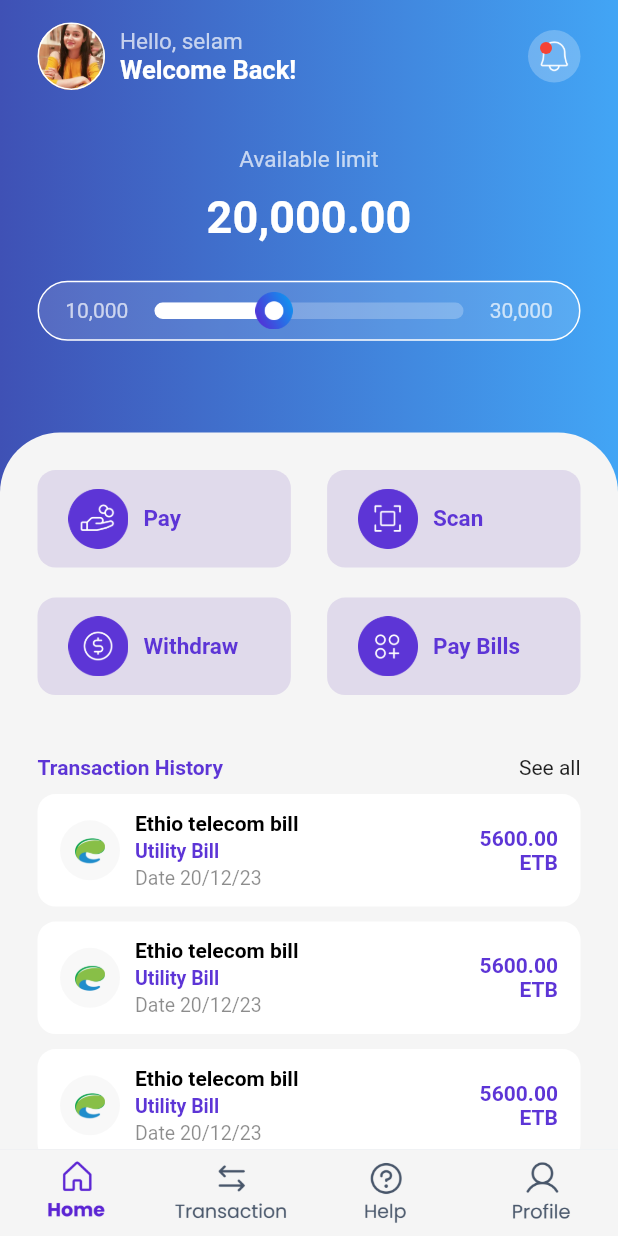
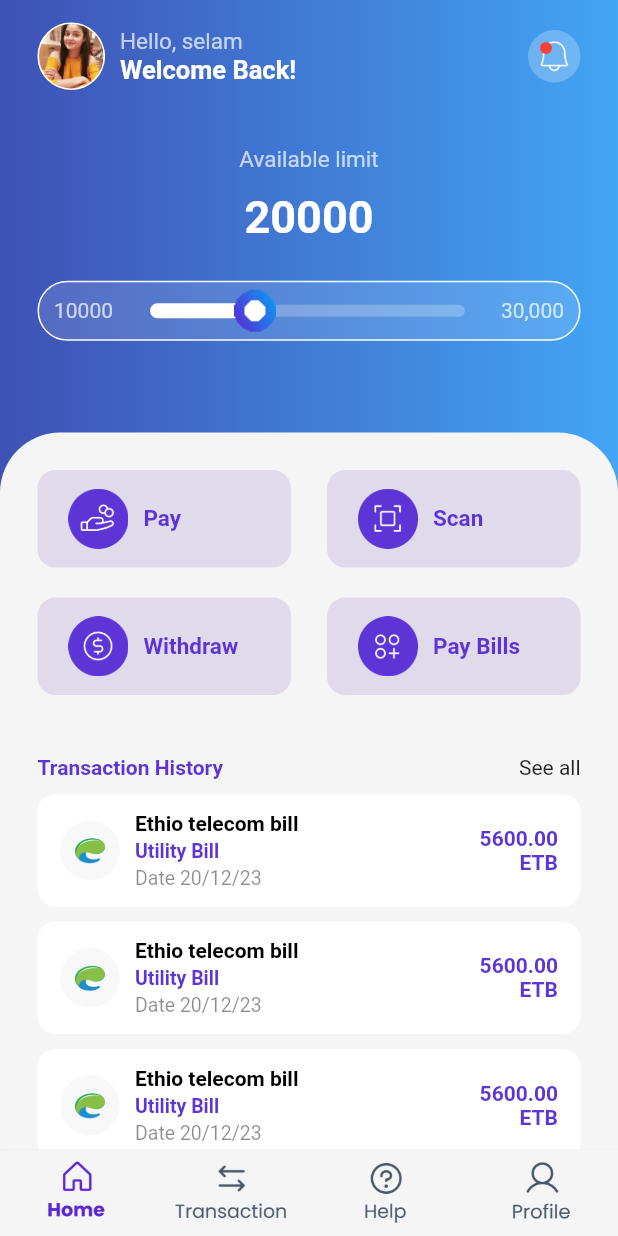
Before and after one commit to Estifki/sample, a Flutter app: the screen it shows after launch, on a phone screen of 412 x 824 dp. Run offline on Flutter 3.47's test engine with Material 2 defaults, Android fonts, the phone set to English and light mode, and no system bars.

Commit message:
silder updated

```diff
--- a/lib/screen/home.dart
+++ b/lib/screen/home.dart
@@ -1,7 +1,16 @@
 import 'package:flutter/material.dart';
 
-class HomeScreen extends StatelessWidget {
+import '../slider.dart';
+
+class HomeScreen extends StatefulWidget {
   const HomeScreen({super.key});
+
+  @override
+  State<HomeScreen> createState() => _HomeScreenState();
+}
+
+class _HomeScreenState extends State<HomeScreen> {
+  double _currentValue = 10000;
 
   @override
   Widget build(BuildContext context) {
@@ -100,8 +109,8 @@ class HomeScreen extends StatelessWidget {
                 const Text("Available limit",
                     style: TextStyle(fontSize: 15, color: Colors.white70)),
                 SizedBox(height: screenSize.height * 0.015),
-                const Text("20,000.00",
-                    style: TextStyle(
+                Text((30000 - _currentValue).toStringAsFixed(0),
+                    style: const TextStyle(
                         fontSize: 30,
                         fontWeight: FontWeight.bold,
                         color: Colors.white)),
@@ -114,36 +123,34 @@ class HomeScreen extends StatelessWidget {
                       color: Colors.white12,
                       borderRadius: BorderRadius.circular(25),
                       border: Border.all(color: Colors.white)),
-                  child: Stack(alignment: Alignment.center, children: [
-                    Row(
-                        mainAxisAlignment: MainAxisAlignment.spaceEvenly,
+                  child: Row(
+                      mainAxisAlignment: MainAxisAlignment.start,
                       crossAxisAlignment: CrossAxisAlignment.center,
                       children: [
-                          const Text("10,000",
-                              style: TextStyle(color: Colors.white70)),
-                          Container(
-                            height: 11,
-                            width: screenSize.width * 0.5,
-                            decoration: BoxDecoration(
-                                color: Colors.white24,
-                                borderRadius: BorderRadius.circular(25)),
-                            child: Align(
-                              alignment: Alignment.centerLeft,
-                              child: Container(
-                                width: screenSize.width * 0.2,
-                                decoration: BoxDecoration(
-                                    color: Colors.white,
-                                    borderRadius: BorderRadius.circular(25)),
+                        const SizedBox(width: 10),
+                        SizedBox(
+                          width: 40,
+                          child: Text(_currentValue.toStringAsFixed(0),
+                              style: const TextStyle(color: Colors.white70)),
                         ),
-                            ),
+                        Expanded(
+                          child: DartImageSlider(
+                              slider: Slider(
+                                  value: _currentValue.toDouble(),
+                                  activeColor: Colors.white,
+                                  inactiveColor: Colors.white24,
+                                  max: 30000,
+                                  min: 0,
+                                  onChanged: (double value) {
+                                    setState(() {
+                                      _currentValue = value;
+                                    });
+                                  }),
+                              imagePath: 'assets/icon_one_circle.png'),
                         ),
                         const Text("30,000",
                             style: TextStyle(color: Colors.white70)),
-                        ]),
-                    Positioned(
-                        left: screenSize.width * 0.35,
-                        child: Image.asset("assets/icon_one_circle.png",
-                            height: 25))
+                        const SizedBox(width: 10),
                       ]),
                 ),
               ]),
--- /dev/null
+++ b/lib/slider.dart
@@ -0,0 +1,95 @@
+// library dart_image_slider;
+
+import 'dart:ui' as ui;
+import 'package:flutter/material.dart';
+import 'package:flutter/services.dart';
+
+class DartImageSlider extends StatefulWidget {
+  final String imagePath;
+  final Slider slider;
+  final int thumbWidth;
+  final int thumbHeight;
+
+  const DartImageSlider(
+      {super.key,
+      required this.slider,
+      required this.imagePath,
+      this.thumbWidth = 28,
+      this.thumbHeight = 28});
+
+  @override
+  State<DartImageSlider> createState() => _DartImageSliderState();
+}
+
+class _DartImageSliderState extends State<DartImageSlider> {
+  late MyShape myShape;
+  bool _loading = true;
+
+  @override
+  void initState() {
+    super.initState();
+    _loadImage();
+  }
+
+  _loadImage() async {
+    ByteData byData = await rootBundle.load(widget.imagePath);
+    final Uint8List bytes = Uint8List.view(byData.buffer);
+    final ui.Codec codec = await ui.instantiateImageCodec(bytes,
+        targetWidth: widget.thumbWidth, targetHeight: widget.thumbHeight);
+    ui.Image image = (await codec.getNextFrame()).image;
+    myShape = MyShape(image: image);
+    setState(() {
+      _loading = false;
+    });
+  }
+
+  // This widget is the root of your application.
+  @override
+  Widget build(BuildContext context) {
+    return Stack(
+      children: [
+        if (_loading) Container(),
+        if (!_loading)
+          SliderTheme(
+            data: SliderThemeData(
+              thumbShape: myShape,
+              trackHeight: 8,
+            ),
+            child: widget.slider,
+          ),
+      ],
+    );
+  }
+}
+
+class MyShape extends SliderComponentShape {
+  ui.Image image;
+
+  MyShape({required this.image});
+
+  @override
+  Size getPreferredSize(bool isEnabled, bool isDiscrete) {
+    return const Size(0, 0);
+  }
+
+  @override
+  void paint(PaintingContext context, Offset center,
+      {required Animation<double> activationAnimation,
+      required Animation<double> enableAnimation,
+      required bool isDiscrete,
+      required TextPainter labelPainter,
+      required RenderBox parentBox,
+      required SliderThemeData sliderTheme,
+      required TextDirection textDirection,
+      required double value,
+      required double textScaleFactor,
+      required Size sizeWithOverflow}) {
+    final canvas = context.canvas;
+    final imageWidth = image.width;
+    final imageHeight = image.height;
+    Offset imageOffset =
+        Offset(center.dx - (imageWidth / 2), center.dy - (imageHeight / 2));
+    Paint paint = Paint()..filterQuality = FilterQuality.high;
+    canvas.drawImage(image, imageOffset, paint);
+  }
+}
--- a/pubspec.yaml
+++ b/pubspec.yaml
@@ -30,6 +30,7 @@ environment:
 dependencies:
   flutter:
     sdk: flutter
+  # dart_image_slider: ^0.0.1
 
 
   # The following adds the Cupertino Icons font to your application.
```
Lines whose indentation alone changed are shown as unchanged.
